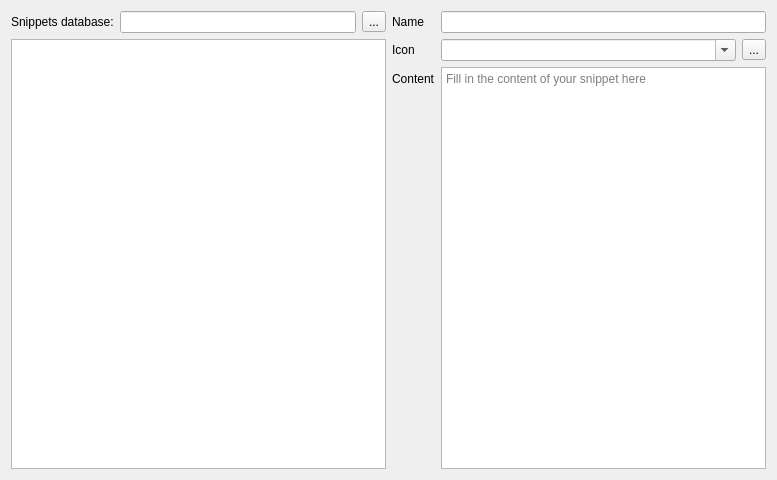
pile-contributors/pile-gui, file snippetsdlg.ui: the form before one commit.
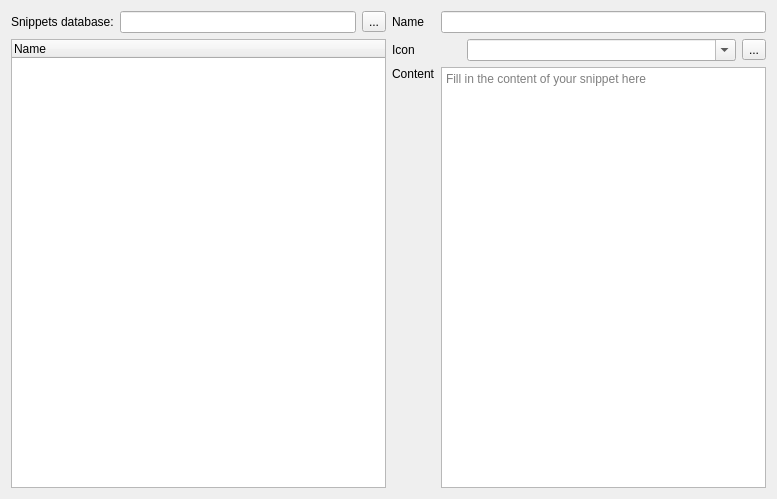
The form after the commit. Icons and pictures are not drawn. Custom widgets are drawn as their Qt base class.

What changed in the file:
```diff
--- a/snippetsdlg.ui
+++ b/snippetsdlg.ui
@@ -7,7 +7,7 @@
     <x>0</x>
     <y>0</y>
     <width>777</width>
-    <height>480</height>
+    <height>499</height>
    </rect>
   </property>
   <property name="windowTitle">
@@ -36,14 +36,19 @@
     </layout>
    </item>
    <item row="1" column="0">
-    <widget class="QTreeView" name="tv_content">
+    <widget class="QTreeWidget" name="tv_content">
      <property name="contextMenuPolicy">
       <enum>Qt::CustomContextMenu</enum>
      </property>
+     <column>
+      <property name="text">
+       <string>Name</string>
+      </property>
+     </column>
     </widget>
    </item>
    <item row="0" column="1" rowspan="2">
-    <layout class="QFormLayout" name="formLayout">
+    <layout class="QGridLayout" name="gridLayout_2">
      <item row="0" column="0">
       <widget class="QLabel" name="label_2">
        <property name="text">
@@ -64,7 +69,26 @@
      <item row="1" column="1">
       <layout class="QHBoxLayout" name="horizontalLayout_2">
        <item>
-        <widget class="QComboBox" name="comboBox">
+        <widget class="QLabel" name="icon_sample">
+         <property name="maximumSize">
+          <size>
+           <width>20</width>
+           <height>20</height>
+          </size>
+         </property>
+         <property name="baseSize">
+          <size>
+           <width>16</width>
+           <height>16</height>
+          </size>
+         </property>
+         <property name="text">
+          <string/>
+         </property>
+        </widget>
+       </item>
+       <item>
+        <widget class="QComboBox" name="le_icon">
          <property name="editable">
           <bool>true</bool>
          </property>
@@ -80,19 +104,44 @@
       </layout>
      </item>
      <item row="2" column="0">
-      <widget class="QLabel" name="label_4">
+      <widget class="QLabel" name="label_5">
        <property name="text">
         <string>Content</string>
        </property>
       </widget>
      </item>
-     <item row="2" column="1">
-      <widget class="QTextEdit" name="textEdit">
+     <item row="2" column="1" rowspan="2">
+      <widget class="CodeEditor" name="tx_content">
+       <property name="sizePolicy">
+        <sizepolicy hsizetype="Expanding" vsizetype="Minimum">
+         <horstretch>0</horstretch>
+         <verstretch>0</verstretch>
+        </sizepolicy>
+       </property>
+       <property name="baseSize">
+        <size>
+         <width>0</width>
+         <height>500</height>
+        </size>
+       </property>
        <property name="placeholderText">
         <string>Fill in the content of your snippet here</string>
        </property>
       </widget>
      </item>
+     <item row="3" column="0">
+      <spacer name="verticalSpacer">
+       <property name="orientation">
+        <enum>Qt::Vertical</enum>
+       </property>
+       <property name="sizeHint" stdset="0">
+        <size>
+         <width>20</width>
+         <height>40</height>
+        </size>
+       </property>
+      </spacer>
+     </item>
     </layout>
    </item>
   </layout>
@@ -134,6 +183,13 @@
    </property>
   </action>
  </widget>
+ <customwidgets>
+  <customwidget>
+   <class>CodeEditor</class>
+   <extends>QPlainTextEdit</extends>
+   <header>editors/codeeditor.h</header>
+  </customwidget>
+ </customwidgets>
  <resources>
   <include location="appres.qrc"/>
  </resources>
```
Left out of the diff: 4 changed lines with no effect on the pictures.
